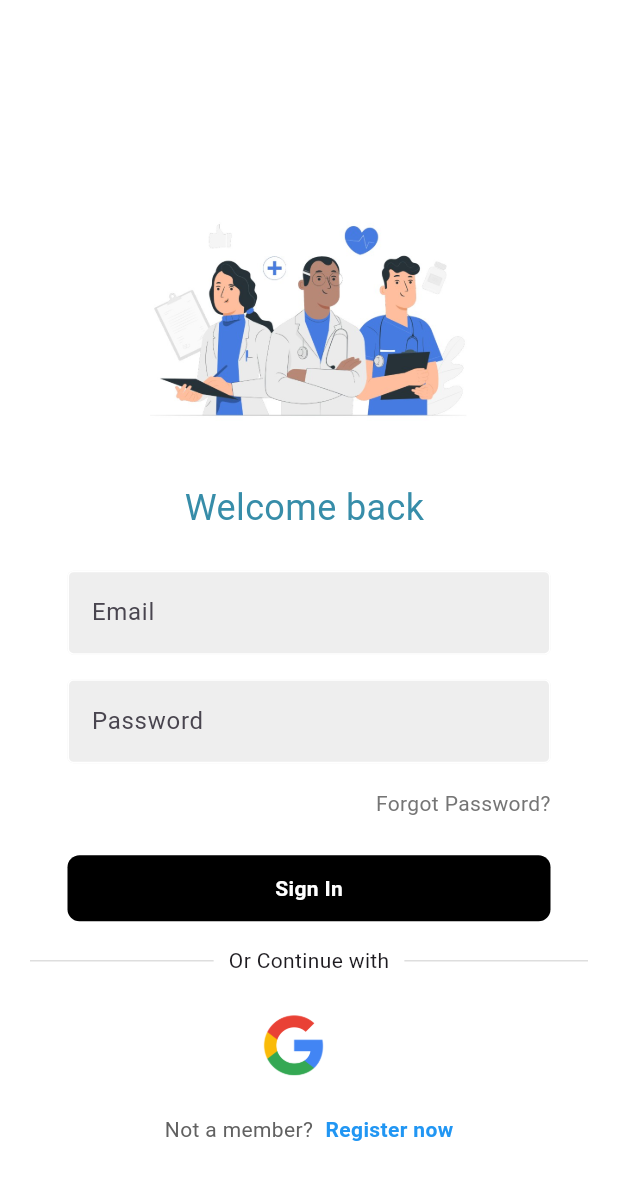
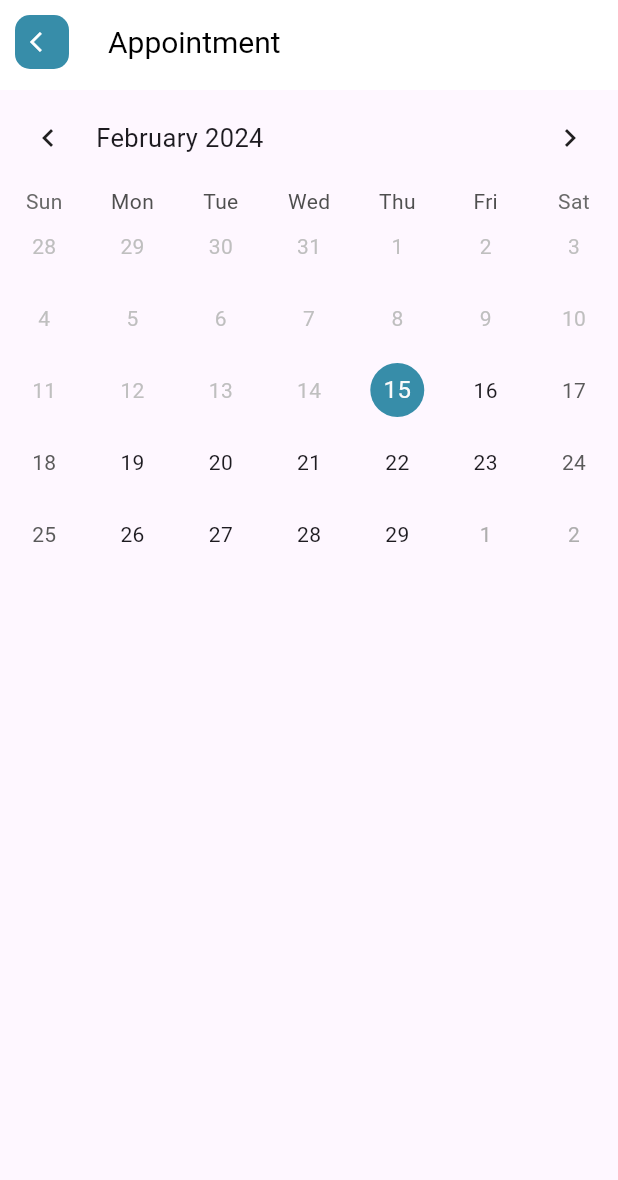
Before and after one commit to tangweilun/healthConnect, a Flutter app: the screen it shows after launch, on a phone screen of 412 x 824 dp. Shown: the top 1180 px of the screen. Run offline on Flutter 3.47's test engine with Material 3 defaults, Android fonts, the phone set to English and light mode, and no system bars; drawn by our look-alikes of table_calendar; our stand-ins replace cloud_firestore, firebase_auth, firebase_core, go_router, google_fonts, google_sign_in; accounts and stored records are empty.

Commit message:
addd booking page which contain calendar

```diff
--- a/lib/main.dart
+++ b/lib/main.dart
@@ -1,7 +1,9 @@
 import 'package:flutter/material.dart';
 import 'package:firebase_core/firebase_core.dart';
 import 'package:health_connect/firebase_options.dart';
+import 'package:health_connect/pages/appointment_page.dart';
 import 'package:health_connect/pages/auth_page.dart';
+import 'package:health_connect/pages/booking_page.dart';
 
 // import 'package:health_connect/pages/auth_page.dart';
 
@@ -21,7 +23,8 @@ class MyApp extends StatelessWidget {
   @override
   Widget build(BuildContext context) {
     return const MaterialApp(
-      home: AuthPage(),
+      // home: AuthPage(),
+      home: BookingPage(),
     );
   }
 }
--- a/lib/navigation_route.dart
+++ b/lib/navigation_route.dart
@@ -1,6 +1,7 @@
 import 'package:flutter/material.dart';
 import 'package:go_router/go_router.dart';
 import 'package:health_connect/pages/appointment_page.dart';
+import 'package:health_connect/pages/doctor_detail_page.dart';
 import 'package:health_connect/pages/home_page.dart';
 import 'package:health_connect/theme/colors.dart';
 
@@ -84,7 +85,7 @@ class NavigationRoute extends StatelessWidget {
           GoRoute(
             path: '/c',
             builder: (BuildContext context, GoRouterState state) {
-              return const ScreenC();
+              return DoctorDetails();
             },
             routes: <RouteBase>[
               // The details screen to display stacked on the inner Navigator.
@@ -104,8 +105,6 @@ class NavigationRoute extends StatelessWidget {
 
   @override
   Widget build(BuildContext context) {
-    print("Root Navigator Key hash code: ${_rootNavigatorKey.hashCode}");
-    print("Shell Navigator Key hash code: ${_shellNavigatorKey.hashCode}");
     return MaterialApp.router(
       title: 'Flutter Demo',
       theme: ThemeData(
--- /dev/null
+++ b/lib/pages/booking_page.dart
@@ -0,0 +1,80 @@
+import 'package:flutter/material.dart';
+import 'package:health_connect/pages/custom_appbar.dart';
+import 'package:health_connect/theme/colors.dart';
+import 'package:table_calendar/table_calendar.dart';
+
+class BookingPage extends StatefulWidget {
+  const BookingPage({super.key});
+
+  @override
+  State<BookingPage> createState() => _BookingPageState();
+}
+
+class _BookingPageState extends State<BookingPage> {
+  //declaration
+  CalendarFormat _format = CalendarFormat.month;
+  DateTime _focusDay = DateTime.now();
+  DateTime _currentDay = DateTime.now();
+  int? _currentindex;
+  bool _isWeekend = false;
+  bool _dateSelected = false;
+  bool _timeSelected = false;
+
+  @override
+  Widget build(BuildContext context) {
+    return Scaffold(
+      appBar: CustomAppBar(
+        appTitle: 'Appointment',
+        icon: const Icon(Icons.arrow_back_ios),
+      ),
+      body: CustomScrollView(slivers: <Widget>[
+        SliverToBoxAdapter(
+          child: Column(children: <Widget>[
+            //display table calendar here
+            _tableCalendar(),
+            const Padding(
+                padding: EdgeInsets.symmetric(horizontal: 10, vertical: 25))
+          ]),
+        )
+      ]),
+    );
+  }
+
+  Widget _tableCalendar() {
+    return TableCalendar(
+      focusedDay: _focusDay,
+      firstDay: DateTime.now(),
+      lastDay: DateTime(2024, 12, 31),
+      calendarFormat: _format,
+      currentDay: _currentDay,
+      rowHeight: 48,
+      calendarStyle: const CalendarStyle(
+          todayDecoration: BoxDecoration(
+              color: mediumBlueGrayColor, shape: BoxShape.circle)),
+      availableCalendarFormats: const {
+        CalendarFormat.month: "Month",
+      },
+      onFormatChanged: (format) {
+        setState(() {
+          _format = format;
+        });
+      },
+      onDaySelected: (selectedDay, focusedDay) {
+        setState(() {
+          _currentDay = selectedDay;
+          _focusDay = focusedDay;
+          _dateSelected = true;
+
+          //check if weekend is selected
+          if (selectedDay.weekday == 6 || selectedDay.weekday == 7) {
+            _isWeekend = true;
+            _timeSelected = false;
+            _currentindex = null;
+          } else {
+            _isWeekend = false;
+          }
+        });
+      },
+    );
+  }
+}
--- /dev/null
+++ b/lib/pages/custom_appbar.dart
@@ -0,0 +1,63 @@
+import 'package:flutter/material.dart';
+import 'package:health_connect/theme/colors.dart';
+
+class CustomAppBar extends StatefulWidget implements PreferredSizeWidget {
+  CustomAppBar({
+    Key? key,
+    this.appTitle,
+    this.route,
+    this.icon,
+    this.actions,
+  }) : super(key: key);
+  @override
+  Size get preferredSize => const Size.fromHeight(60);
+
+  final String? appTitle;
+  final String? route;
+  final Icon? icon;
+  final List<Widget>? actions;
+  @override
+  State<CustomAppBar> createState() => _CustomAppBarState();
+}
+
+class _CustomAppBarState extends State<CustomAppBar> {
+  @override
+  Widget build(BuildContext context) {
+    return AppBar(
+      automaticallyImplyLeading: true,
+      backgroundColor: Colors.white,
+      elevation: 0,
+      title: Text(
+        widget.appTitle!,
+        style: const TextStyle(
+          fontSize: 20,
+          color: Colors.black,
+        ),
+      ),
+
+      //if icon is not set, return null
+      leading: widget.icon != null
+          ? Container(
+              margin: const EdgeInsets.symmetric(horizontal: 10, vertical: 10),
+              decoration: BoxDecoration(
+                borderRadius: BorderRadius.circular(10),
+                color: mediumBlueGrayColor,
+              ),
+              child: IconButton(
+                icon: widget.icon!,
+                iconSize: 16,
+                color: Colors.white,
+                onPressed: () {
+                  //if route is given , then this icon button will navigate to
+                  if (widget.route != null) {
+                    Navigator.of(context).pushNamed(widget.route!);
+                  } else {
+                    Navigator.of(context).pop();
+                  }
+                },
+              ))
+          : null,
+      actions: widget.actions ?? null,
+    );
+  }
+}
--- a/lib/theme/colors.dart
+++ b/lib/theme/colors.dart
@@ -3,5 +3,5 @@ import 'package:flutter/material.dart';
 const darkNavyBlueColor = Color.fromARGB(255, 6, 22, 73);
 const deepBlueColor = Color.fromARGB(255, 6, 22, 73);
 const mediumBlueGrayColor = Color.fromARGB(255, 55, 141, 169);
-const mdarkBlueGrayColor = Color.fromARGB(255, 32, 111, 138);
+const darkBlueGrayColor = Color.fromARGB(255, 32, 111, 138);
 const greyColor = Color.fromARGB(255, 218, 222, 230);
--- a/pubspec.yaml
+++ b/pubspec.yaml
@@ -37,6 +37,7 @@ dependencies:
   go_router: ^13.2.0
   cloud_firestore: ^4.14.0
   google_fonts: ^6.1.0
+  table_calendar: ^3.1.0
 
 
 dev_dependencies:
```
Also changed, not shown: lib/components/my_button.dart (+0 -27 lines), lib/pages/doctor_detail_page.dart (added, +235 -0 lines), pubspec.lock.
